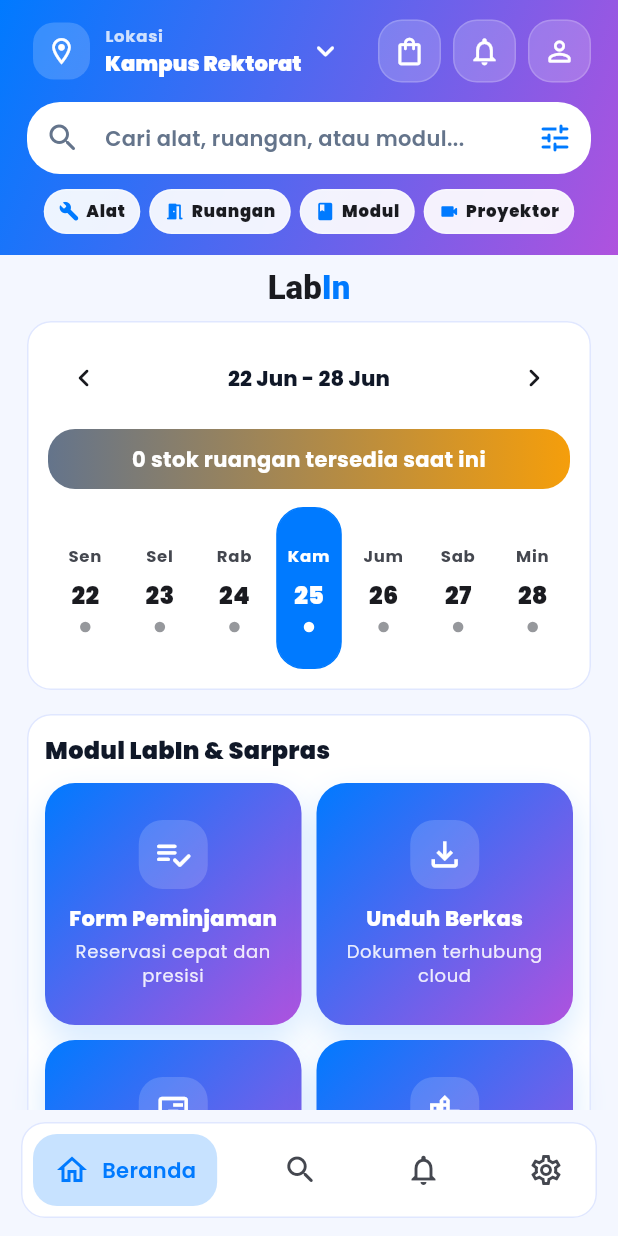
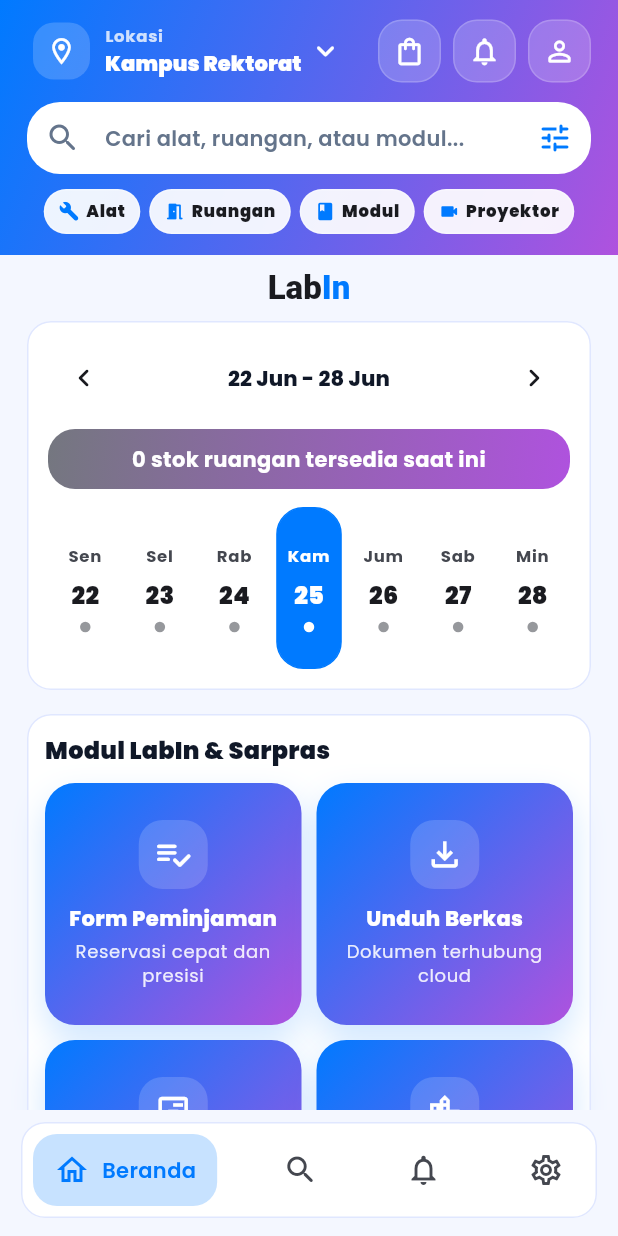
Before and after one commit to hilldanura198-bit/App_LabIn, a Flutter app: the _MahasiswaDashboardView screen opened directly, on a phone screen of 412 x 824 dp. Run offline on Flutter 3.47's test engine with Material 3 defaults, Android fonts, the phone set to English and light mode, and no system bars; drawn by our look-alikes of google_nav_bar; our stand-ins replace cached_network_image, easy_localization, flutter_bloc, flutter_local_notifications, google_fonts, image_picker and 8 more; missing offline and left inert: dart:html, google_mlkit_text_recognition, mobile_scanner; accounts and stored records are empty.

Commit message:
Sync campus theme matrix across dashboard

```diff
--- a/lib/core/theme/app_theme.dart
+++ b/lib/core/theme/app_theme.dart
@@ -9,6 +9,11 @@ class AppTheme {
   static const emeraldGreen = Color(0xFF10B981);
   static const brightTeal = Color(0xFF14B8A6);
   static const warmAmber = Color(0xFFF59E0B);
+  static const warmOrange = Color(0xFFF97316);
+  static const crimsonRed = Color(0xFFB91C1C);
+  static const coralRose = Color(0xFFFB7185);
+  static const deepIndigo = Color(0xFF312E81);
+  static const orchidViolet = Color(0xFFC084FC);
   static const deepMaroon = Color(0xFF7F1D1D);
   static const cyberInk = Color(0xFF101828);
   static const coolMist = Color(0xFFF4F7FF);
@@ -36,6 +41,15 @@ class AppTheme {
 
   static CampusPalette campusPalette(String campusName) {
     final normalized = campusName.toLowerCase();
+    if (normalized.contains('rektorat') || normalized.contains('rektor')) {
+      return const CampusPalette(
+        primary: electricBlue,
+        secondary: vibrantPurple,
+        tertiary: Color(0xFF22D3EE),
+        darkSurface: deepSpace,
+        gradient: cyberGradient,
+      );
+    }
     if (normalized.contains('kampus 1')) {
       return const CampusPalette(
         primary: emeraldGreen,
@@ -52,11 +66,37 @@ class AppTheme {
     if (normalized.contains('kampus 2')) {
       return const CampusPalette(
         primary: warmAmber,
-        secondary: deepMaroon,
+        secondary: warmOrange,
         tertiary: Color(0xFFF97316),
-        darkSurface: Color(0xFF1C0B0B),
+        darkSurface: Color(0xFF1F1300),
         gradient: LinearGradient(
-          colors: [Color(0xFFF59E0B), Color(0xFFB45309), Color(0xFF7F1D1D)],
+          colors: [Color(0xFFF59E0B), Color(0xFFF97316), Color(0xFFEA580C)],
+          begin: Alignment.topLeft,
+          end: Alignment.bottomRight,
+        ),
+      );
+    }
+    if (normalized.contains('kampus 3')) {
+      return const CampusPalette(
+        primary: crimsonRed,
+        secondary: coralRose,
+        tertiary: Color(0xFFF43F5E),
+        darkSurface: Color(0xFF1F0A0A),
+        gradient: LinearGradient(
+          colors: [Color(0xFF991B1B), Color(0xFFE11D48), Color(0xFFFB7185)],
+          begin: Alignment.topLeft,
+          end: Alignment.bottomRight,
+        ),
+      );
+    }
+    if (normalized.contains('kampus 4')) {
+      return const CampusPalette(
+        primary: deepIndigo,
+        secondary: orchidViolet,
+        tertiary: Color(0xFFA78BFA),
+        darkSurface: Color(0xFF111033),
+        gradient: LinearGradient(
+          colors: [Color(0xFF312E81), Color(0xFF7C3AED), Color(0xFFC084FC)],
           begin: Alignment.topLeft,
           end: Alignment.bottomRight,
         ),
@@ -84,6 +124,14 @@ class AppTheme {
       error: dark ? const Color(0xFFF87171) : const Color(0xFFEF4444),
     );
     return base.copyWith(
+      extensions: [
+        CampusThemeExtension(
+          primary: palette.primary,
+          secondary: palette.secondary,
+          tertiary: palette.tertiary,
+          gradient: palette.gradient,
+        ),
+      ],
       colorScheme: scheme,
       scaffoldBackgroundColor: dark ? palette.darkSurface : coolMist,
       appBarTheme: base.appBarTheme.copyWith(
@@ -112,6 +160,25 @@ class AppTheme {
         ),
       ),
     );
+  }
+
+  static CampusThemeExtension campusColorsOf(BuildContext context) {
+    final scheme = Theme.of(context).colorScheme;
+    return Theme.of(context).extension<CampusThemeExtension>() ??
+        CampusThemeExtension(
+          primary: scheme.primary,
+          secondary: scheme.secondary,
+          tertiary: scheme.tertiary,
+          gradient: LinearGradient(
+            colors: [scheme.primary, scheme.secondary],
+            begin: Alignment.topLeft,
+            end: Alignment.bottomRight,
+          ),
+        );
+  }
+
+  static LinearGradient campusGradientOf(BuildContext context) {
+    return campusColorsOf(context).gradient;
   }
 
   static BoxDecoration cyberGradientButtonDecoration({
@@ -437,6 +504,58 @@ class CampusPalette {
   final LinearGradient gradient;
 }
 
+class CampusThemeExtension extends ThemeExtension<CampusThemeExtension> {
+  const CampusThemeExtension({
+    required this.primary,
+    required this.secondary,
+    required this.tertiary,
+    required this.gradient,
+  });
+
+  final Color primary;
+  final Color secondary;
+  final Color tertiary;
+  final LinearGradient gradient;
+
+  @override
+  CampusThemeExtension copyWith({
+    Color? primary,
+    Color? secondary,
+    Color? tertiary,
+    LinearGradient? gradient,
+  }) {
+    return CampusThemeExtension(
+      primary: primary ?? this.primary,
+      secondary: secondary ?? this.secondary,
+      tertiary: tertiary ?? this.tertiary,
+      gradient: gradient ?? this.gradient,
+    );
+  }
+
+  @override
+  CampusThemeExtension lerp(
+    ThemeExtension<CampusThemeExtension>? other,
+    double t,
+  ) {
+    if (other is! CampusThemeExtension) {
+      return this;
+    }
+    return CampusThemeExtension(
+      primary: Color.lerp(primary, other.primary, t) ?? primary,
+      secondary: Color.lerp(secondary, other.secondary, t) ?? secondary,
+      tertiary: Color.lerp(tertiary, other.tertiary, t) ?? tertiary,
+      gradient: LinearGradient(
+        colors: [
+          Color.lerp(primary, other.primary, t) ?? primary,
+          Color.lerp(secondary, other.secondary, t) ?? secondary,
+        ],
+        begin: Alignment.topLeft,
+        end: Alignment.bottomRight,
+      ),
+    );
+  }
+}
+
 class CyberGradientButton extends StatelessWidget {
   const CyberGradientButton({
     super.key,
@@ -455,9 +574,29 @@ class CyberGradientButton extends StatelessWidget {
   Widget build(BuildContext context) {
     final enabled = onPressed != null;
     return DecoratedBox(
-      decoration: AppTheme.cyberGradientButtonDecoration(
-        borderRadius: borderRadius,
-        enabled: enabled,
+      decoration: BoxDecoration(
+        gradient: enabled
+            ? AppTheme.campusGradientOf(context)
+            : LinearGradient(
+                colors: [
+                  AppTheme.slateMuted.withValues(alpha: 0.45),
+                  AppTheme.slateMuted.withValues(alpha: 0.30),
+                ],
+                begin: Alignment.topLeft,
+                end: Alignment.bottomRight,
+              ),
+        borderRadius: BorderRadius.circular(borderRadius),
+        boxShadow: enabled
+            ? [
+                BoxShadow(
+                  color: Theme.of(
+                    context,
+                  ).colorScheme.primary.withValues(alpha: 0.28),
+                  blurRadius: 24,
+                  offset: const Offset(0, 12),
+                ),
+              ]
+            : null,
       ),
       child: ElevatedButton(
         onPressed: onPressed,
--- a/lib/features/dashboard/presentation/aslab_detail_pengajuan_page.dart
+++ b/lib/features/dashboard/presentation/aslab_detail_pengajuan_page.dart
@@ -423,7 +423,7 @@ class _DetailHero extends StatelessWidget {
     return Container(
       padding: const EdgeInsets.all(18),
       decoration: BoxDecoration(
-        gradient: AppTheme.cyberGradient,
+        gradient: AppTheme.campusGradientOf(context),
         borderRadius: BorderRadius.circular(26),
         boxShadow: [
           BoxShadow(
--- a/lib/features/dashboard/presentation/booking_form_page.dart
+++ b/lib/features/dashboard/presentation/booking_form_page.dart
@@ -1216,7 +1216,7 @@ class _LabPreviewCard extends StatelessWidget {
       width: double.infinity,
       padding: const EdgeInsets.all(16),
       decoration: BoxDecoration(
-        gradient: AppTheme.cyberGradient,
+        gradient: AppTheme.campusGradientOf(context),
         borderRadius: BorderRadius.circular(18),
       ),
       child: Column(
@@ -1429,7 +1429,7 @@ class _ReviewPanel extends StatelessWidget {
         Container(
           padding: const EdgeInsets.all(16),
           decoration: BoxDecoration(
-            gradient: AppTheme.cyberGradient,
+            gradient: AppTheme.campusGradientOf(context),
             borderRadius: BorderRadius.circular(20),
           ),
           child: Wrap(
--- a/lib/features/dashboard/presentation/booking_success_page.dart
+++ b/lib/features/dashboard/presentation/booking_success_page.dart
@@ -13,7 +13,7 @@ class BookingSuccessPage extends StatelessWidget {
   Widget build(BuildContext context) {
     return Scaffold(
       body: Container(
-        decoration: const BoxDecoration(gradient: AppTheme.cyberGradient),
+        decoration: BoxDecoration(gradient: AppTheme.campusGradientOf(context)),
         child: SafeArea(
           child: Center(
             child: SingleChildScrollView(
--- a/lib/features/dashboard/presentation/check_reservation_page.dart
+++ b/lib/features/dashboard/presentation/check_reservation_page.dart
@@ -178,7 +178,7 @@ class _BookingResultCard extends StatelessWidget {
                   width: 48,
                   height: 48,
                   decoration: BoxDecoration(
-                    gradient: AppTheme.cyberGradient,
+                    gradient: AppTheme.campusGradientOf(context),
                     borderRadius: BorderRadius.circular(16),
                   ),
                   child: const Icon(
--- a/lib/features/dashboard/presentation/download_docs_page.dart
+++ b/lib/features/dashboard/presentation/download_docs_page.dart
@@ -110,7 +110,7 @@ class _BookingPdfCard extends StatelessWidget {
                   width: 46,
                   height: 46,
                   decoration: BoxDecoration(
-                    gradient: AppTheme.cyberGradient,
+                    gradient: AppTheme.campusGradientOf(context),
                     borderRadius: BorderRadius.circular(14),
                   ),
                   child: const Icon(
--- a/lib/features/dashboard/presentation/kalab_detail_pengajuan_page.dart
+++ b/lib/features/dashboard/presentation/kalab_detail_pengajuan_page.dart
@@ -327,7 +327,7 @@ class _HeroCard extends StatelessWidget {
     return Container(
       padding: const EdgeInsets.all(18),
       decoration: BoxDecoration(
-        gradient: AppTheme.cyberGradient,
+        gradient: AppTheme.campusGradientOf(context),
         borderRadius: BorderRadius.circular(26),
         boxShadow: [
           BoxShadow(
--- a/lib/features/dashboard/presentation/mahasiswa_dashboard_page.dart
+++ b/lib/features/dashboard/presentation/mahasiswa_dashboard_page.dart
@@ -52,11 +52,11 @@ class _MahasiswaDashboardView extends StatefulWidget {
 
 class _MahasiswaDashboardViewState extends State<_MahasiswaDashboardView> {
   static const _campusOptions = [
+    'Kampus Rektorat',
     'Kampus 1',
     'Kampus 2',
     'Kampus 3',
     'Kampus 4',
-    'Kampus Rektorat',
   ];
 
   int _selectedIndex = 0;
@@ -546,25 +546,21 @@ class _QuickModuleGrid extends StatelessWidget {
       _MenuItem(
         icon: Icons.playlist_add_check_rounded,
         title: 'loan_form'.tr(),
-        color: AppTheme.richBronze.withValues(alpha: 0.16),
         page: BookingFormPage(repository: repository),
       ),
       _MenuItem(
         icon: Icons.file_download_outlined,
         title: 'download_docs'.tr(),
-        color: AppTheme.richBronze.withValues(alpha: 0.20),
         page: DownloadDocsPage(repository: repository),
       ),
       _MenuItem(
         icon: Icons.view_timeline_outlined,
         title: 'room_schedule'.tr(),
-        color: AppTheme.richBronze.withValues(alpha: 0.14),
         page: RoomSchedulePage(repository: repository),
       ),
       _MenuItem(
         icon: Icons.location_city_outlined,
         title: 'sapras_campus'.tr(),
-        color: AppTheme.richBronze.withValues(alpha: 0.22),
         page: SaprasFacilityPage(
           repository: repository,
           selectedCampus: selectedCampus,
@@ -674,27 +670,16 @@ class _InsightCarouselState extends State<_InsightCarousel> {
 
   static const _cards = [
     (
-      AppTheme.cyberGradient,
       Icons.auto_awesome_outlined,
       'insight_standardized_rooms_title',
       'insight_standardized_rooms_body',
     ),
     (
-      LinearGradient(
-        colors: [Color(0xFF0EA5E9), Color(0xFF7C3AED)],
-        begin: Alignment.topLeft,
-        end: Alignment.bottomRight,
-      ),
       Icons.workspace_premium_outlined,
       'insight_modern_facilities_title',
       'insight_modern_facilities_body',
     ),
     (
-      LinearGradient(
-        colors: [Color(0xFF38BDF8), Color(0xFFAF52DE)],
-        begin: Alignment.topLeft,
-        end: Alignment.bottomRight,
-      ),
       Icons.explore_outlined,
       'insight_fast_access_title',
       'insight_fast_access_body',
@@ -725,7 +710,7 @@ class _InsightCarouselState extends State<_InsightCarousel> {
                 child: Container(
                   clipBehavior: Clip.antiAlias,
                   decoration: BoxDecoration(
-                    gradient: card.$1,
+                    gradient: AppTheme.campusGradientOf(context),
                     borderRadius: BorderRadius.circular(24),
                     boxShadow: [
                       BoxShadow(
@@ -749,11 +734,11 @@ class _InsightCarouselState extends State<_InsightCarousel> {
                             color: Colors.white.withValues(alpha: 0.14),
                             shape: BoxShape.circle,
                           ),
-                          child: Icon(card.$2, color: Colors.white, size: 26),
+                          child: Icon(card.$1, color: Colors.white, size: 26),
                         ),
                         const SizedBox(height: 10),
                         Text(
-                          card.$3.tr(),
+                          card.$2.tr(),
                           textAlign: TextAlign.center,
                           style: const TextStyle(
                             color: Colors.white,
@@ -763,7 +748,7 @@ class _InsightCarouselState extends State<_InsightCarousel> {
                         ),
                         const SizedBox(height: 6),
                         Text(
-                          card.$4.tr(),
+                          card.$3.tr(),
                           textAlign: TextAlign.center,
                           maxLines: 3,
                           overflow: TextOverflow.ellipsis,
@@ -792,7 +777,9 @@ class _InsightCarouselState extends State<_InsightCarousel> {
               width: active ? 18 : 8,
               height: 8,
               decoration: BoxDecoration(
-                color: active ? AppTheme.vibrantPurple : AppTheme.muted,
+                color: active
+                    ? Theme.of(context).colorScheme.primary
+                    : AppTheme.muted,
                 borderRadius: BorderRadius.circular(999),
               ),
             );
@@ -853,16 +840,17 @@ class _InsightTile extends StatelessWidget {
 
   @override
   Widget build(BuildContext context) {
+    final scheme = Theme.of(context).colorScheme;
     return Container(
       padding: const EdgeInsets.all(14),
       decoration: BoxDecoration(
-        color: AppTheme.richBronze.withValues(alpha: 0.12),
+        color: scheme.primary.withValues(alpha: 0.10),
         borderRadius: BorderRadius.circular(16),
       ),
       child: Row(
         crossAxisAlignment: CrossAxisAlignment.start,
         children: [
-          Icon(icon, color: AppTheme.richBronze),
+          Icon(icon, color: scheme.primary),
           const SizedBox(width: 12),
           Expanded(
             child: Column(
@@ -910,7 +898,7 @@ class _FaqAccordion extends StatelessWidget {
               'faq_title'.tr(),
               textAlign: TextAlign.center,
               style: Theme.of(context).textTheme.titleLarge?.copyWith(
-                color: AppTheme.deepTeal,
+                color: Theme.of(context).colorScheme.primary,
                 fontWeight: FontWeight.w900,
               ),
             ),
@@ -922,8 +910,8 @@ class _FaqAccordion extends StatelessWidget {
                 ).copyWith(dividerColor: Colors.transparent),
                 child: ExpansionTile(
                   tilePadding: const EdgeInsets.symmetric(horizontal: 4),
-                  iconColor: AppTheme.deepTeal,
-                  collapsedIconColor: AppTheme.deepTeal,
+                  iconColor: Theme.of(context).colorScheme.primary,
+                  collapsedIconColor: Theme.of(context).colorScheme.primary,
                   title: Text(
                     item.$1,
                     style: const TextStyle(fontWeight: FontWeight.w800),
@@ -954,13 +942,11 @@ class _MenuItem {
   const _MenuItem({
     required this.icon,
     required this.title,
-    required this.color,
     required this.page,
   });
 
   final IconData icon;
   final String title;
-  final Color color;
   final Widget page;
 }
 
@@ -979,17 +965,18 @@ class _QuickModuleCard extends StatelessWidget {
 
   @override
   Widget build(BuildContext context) {
+    final scheme = Theme.of(context).colorScheme;
     return InkWell(
       onTap: onTap,
       borderRadius: BorderRadius.circular(20),
       child: Container(
         padding: const EdgeInsets.all(14),
         decoration: BoxDecoration(
-          gradient: AppTheme.cyberGradient,
+          gradient: AppTheme.campusGradientOf(context),
           borderRadius: BorderRadius.circular(20),
           boxShadow: [
             BoxShadow(
-              color: AppTheme.electricBlue.withValues(alpha: 0.16),
+              color: scheme.primary.withValues(alpha: 0.18),
               blurRadius: 18,
               offset: const Offset(0, 10),
             ),
@@ -1375,7 +1362,9 @@ class _InventoryGrid extends StatelessWidget {
                         ),
                         decoration: BoxDecoration(
                           color: available
-                              ? AppTheme.cleanCyan.withValues(alpha: 0.12)
+                              ? Theme.of(
+                                  context,
+                                ).colorScheme.primary.withValues(alpha: 0.12)
                               : Colors.redAccent.withValues(alpha: 0.12),
                           borderRadius: BorderRadius.circular(999),
                         ),
@@ -1389,7 +1378,7 @@ class _InventoryGrid extends StatelessWidget {
                           overflow: TextOverflow.ellipsis,
                           style: TextStyle(
                             color: available
-                                ? AppTheme.deepTeal
+                                ? Theme.of(context).colorScheme.primary
                                 : Colors.redAccent,
                             fontWeight: FontWeight.w800,
                           ),
@@ -1420,7 +1409,7 @@ class _InventoryGrid extends StatelessWidget {
                           : null,
                       style: FilledButton.styleFrom(
                         backgroundColor: available
-                            ? AppTheme.vibrantPurple
+                            ? Theme.of(context).colorScheme.secondary
                             : Colors.grey.shade500,
                         foregroundColor: Colors.white,
                         disabledBackgroundColor: Colors.grey.shade500,
@@ -1854,9 +1843,7 @@ class _ModernFloatingHeaderState extends State<_ModernFloatingHeader> {
       child: Container(
         width: double.infinity,
         padding: const EdgeInsets.fromLTRB(18, 12, 18, 12),
-        decoration: BoxDecoration(
-          gradient: AppTheme.campusPalette(widget.selectedCampus).gradient,
-        ),
+        decoration: BoxDecoration(gradient: AppTheme.campusGradientOf(context)),
         child: Column(
           mainAxisSize: MainAxisSize.min,
           crossAxisAlignment: CrossAxisAlignment.stretch,
@@ -2067,7 +2054,7 @@ class _HeaderQuickTag extends StatelessWidget {
           child: Row(
             mainAxisSize: MainAxisSize.min,
             children: [
-              Icon(icon, color: AppTheme.electricBlue, size: 14),
+              Icon(icon, color: scheme.primary, size: 14),
               const SizedBox(width: 4),
               Text(
                 label,
@@ -2115,7 +2102,7 @@ class _GlobalSearchField extends StatelessWidget {
         prefixIcon: const Icon(Icons.search_rounded, color: AppTheme.muted),
         suffixIcon: IconButton(
           onPressed: () => onSubmitted(controller.text),
-          icon: const Icon(Icons.tune_rounded, color: AppTheme.electricBlue),
+          icon: Icon(Icons.tune_rounded, color: scheme.primary),
         ),
         filled: true,
         fillColor: scheme.surface,
@@ -2479,7 +2466,7 @@ class _GlobalSearchResultTile extends StatelessWidget {
               width: 46,
               height: 46,
               decoration: BoxDecoration(
-                gradient: AppTheme.cyberGradient,
+                gradient: AppTheme.campusGradientOf(context),
                 borderRadius: BorderRadius.circular(16),
               ),
               child: Icon(result.icon, color: Colors.white),
@@ -2513,13 +2500,13 @@ class _GlobalSearchResultTile extends StatelessWidget {
             Container(
               padding: const EdgeInsets.symmetric(horizontal: 9, vertical: 6),
               decoration: BoxDecoration(
-                color: AppTheme.electricBlue.withValues(alpha: 0.10),
+                color: scheme.primary.withValues(alpha: 0.10),
                 borderRadius: BorderRadius.circular(999),
               ),
               child: Text(
                 result.tag,
                 style: Theme.of(context).textTheme.labelSmall?.copyWith(
-                  color: AppTheme.electricBlue,
+                  color: scheme.primary,
                   fontWeight: FontWeight.w900,
                 ),
               ),
--- a/lib/features/dashboard/presentation/settings_page.dart
+++ b/lib/features/dashboard/presentation/settings_page.dart
@@ -329,7 +329,7 @@ class _SettingsPageState extends State<SettingsPage> {
     return Container(
       padding: const EdgeInsets.all(20),
       decoration: BoxDecoration(
-        gradient: AppTheme.cyberGradient,
+        gradient: AppTheme.campusGradientOf(context),
         borderRadius: BorderRadius.circular(26),
         boxShadow: [
           BoxShadow(
--- a/lib/features/dashboard/presentation/widgets/room_stock_stream_banner.dart
+++ b/lib/features/dashboard/presentation/widgets/room_stock_stream_banner.dart
@@ -19,8 +19,15 @@ class RoomStockStreamBanner extends StatelessWidget {
           padding: const EdgeInsets.symmetric(horizontal: 14, vertical: 10),
           decoration: BoxDecoration(
             gradient: isAvailable
-                ? AppTheme.cyberGradient
-                : LinearGradient(colors: [AppTheme.sepia, AppTheme.richBronze]),
+                ? AppTheme.campusGradientOf(context)
+                : LinearGradient(
+                    colors: [
+                      Theme.of(context).colorScheme.outline,
+                      Theme.of(context).colorScheme.secondary,
+                    ],
+                    begin: Alignment.topLeft,
+                    end: Alignment.bottomRight,
+                  ),
             borderRadius: BorderRadius.circular(18),
           ),
           child: Text(
```
Also changed, not shown: lib/features/dashboard/presentation/room_schedule_page.dart (+18 -10 lines), lib/features/dashboard/presentation/sapras_facility_page.dart (+35 -28 lines), lib/features/dashboard/presentation/widgets/glass_app_bar.dart (+8 -6 lines), lib/features/dashboard/presentation/widgets/status_timeline.dart (+10 -11 lines).
